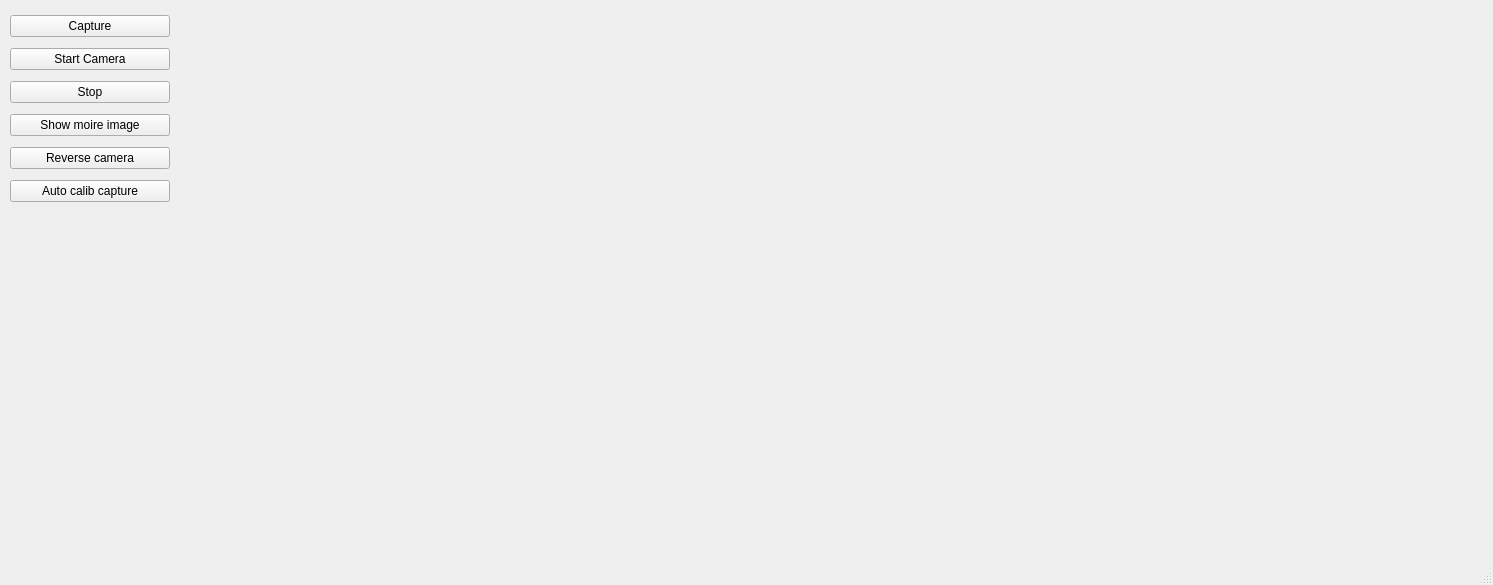
This is capture_folder/capture.ui in cxn304/Strain-gauges-recognition as Qt 5 draws it before an edit. The edited form follows.
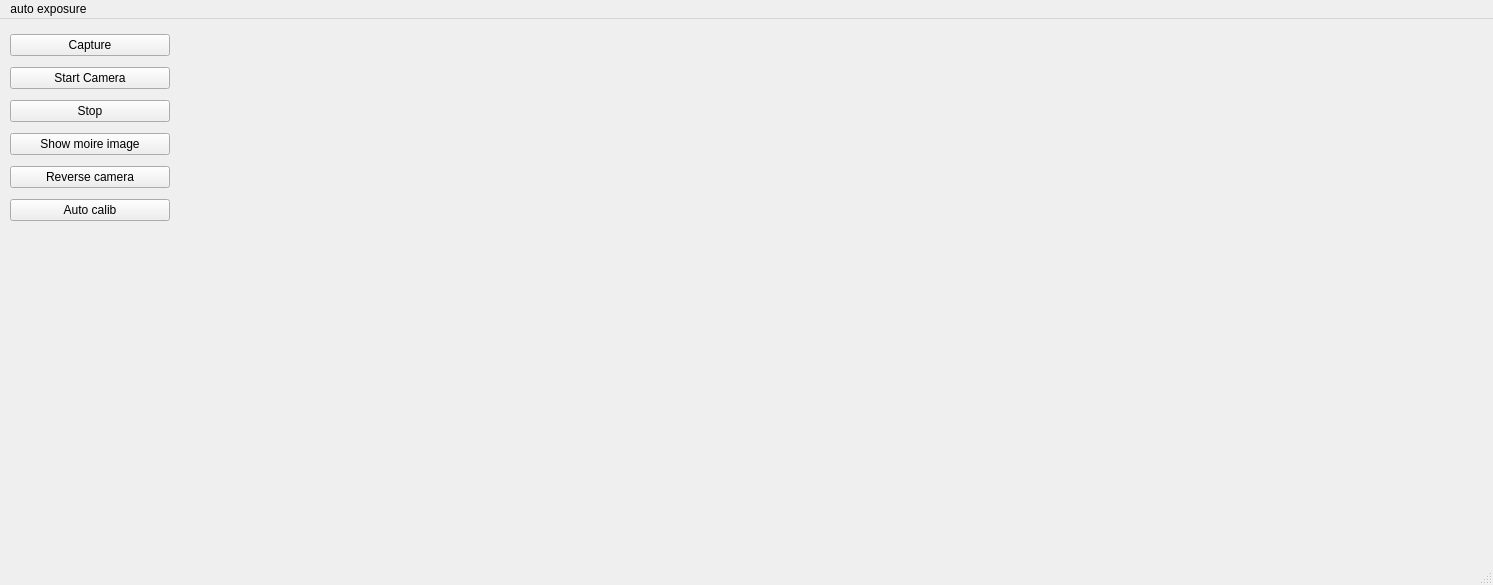
This is the edited form.

```diff
--- a/capture_folder/capture.ui
+++ b/capture_folder/capture.ui
@@ -75,7 +75,7 @@
      <item>
       <widget class="QPushButton" name="autoCali_btn">
        <property name="text">
-        <string>Auto calib capture</string>
+        <string>Auto calib</string>
        </property>
       </widget>
      </item>
@@ -91,6 +91,16 @@
      <height>18</height>
     </rect>
    </property>
+   <widget class="QMenu" name="menuauto_exposure">
+    <property name="title">
+     <string>auto exposure</string>
+    </property>
+    <addaction name="actioncam0_fringe"/>
+    <addaction name="actioncam1_fringe"/>
+    <addaction name="actioncam0_white"/>
+    <addaction name="actioncam1_white"/>
+   </widget>
+   <addaction name="menuauto_exposure"/>
   </widget>
   <widget class="QStatusBar" name="statusbar"/>
  </widget>
```
Left out of the diff: 20 changed lines with no effect on the pictures.
